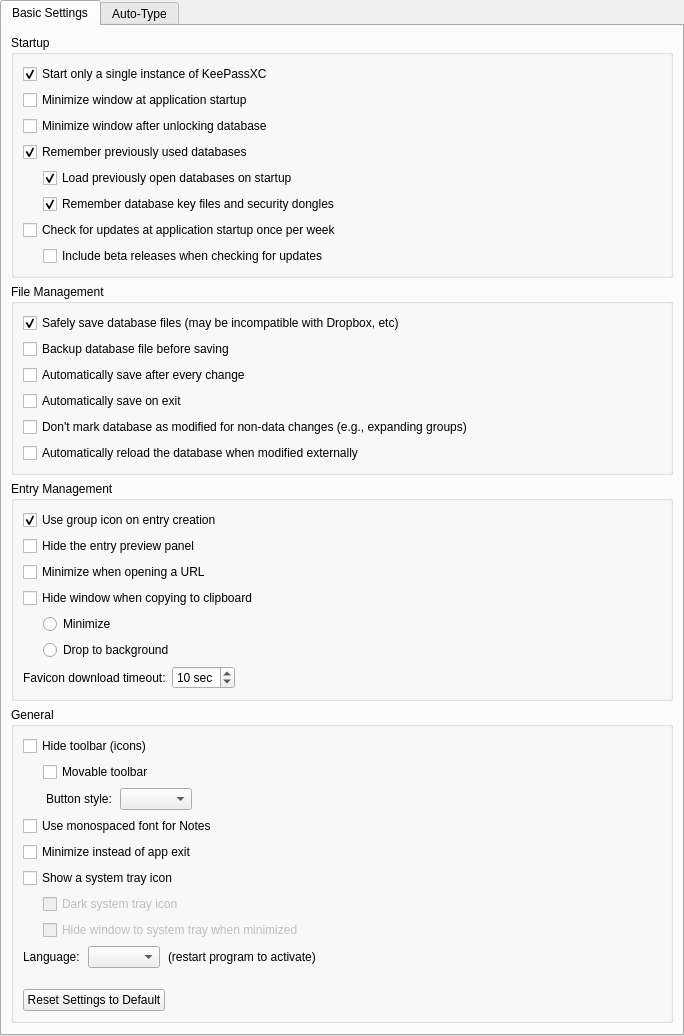
This is src/gui/ApplicationSettingsWidgetGeneral.ui in keepassxreboot/keepassxc as Qt 5 draws it before an edit. The edited form follows.
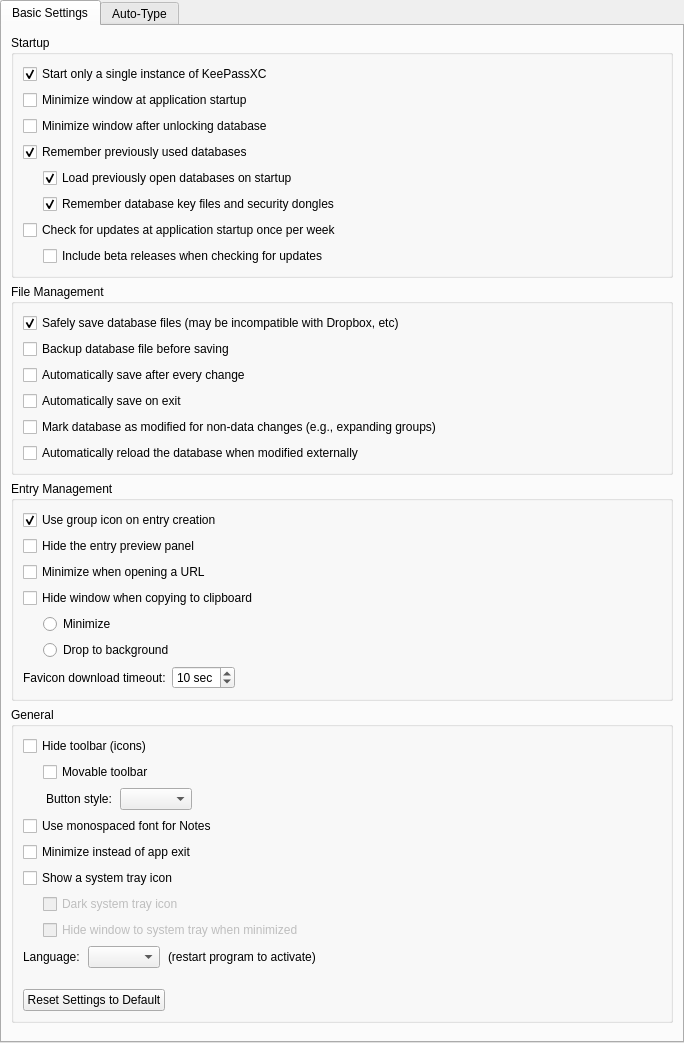
This is the edited form. Custom widgets are drawn as their Qt base class.

```diff
--- a/src/gui/ApplicationSettingsWidgetGeneral.ui
+++ b/src/gui/ApplicationSettingsWidgetGeneral.ui
@@ -7,7 +7,7 @@
     <x>0</x>
     <y>0</y>
     <width>684</width>
-    <height>951</height>
+    <height>1043</height>
    </rect>
   </property>
   <layout class="QVBoxLayout" name="verticalLayout_3">
@@ -225,7 +225,7 @@
           <item>
            <widget class="QCheckBox" name="ignoreGroupExpansionCheckBox">
             <property name="text">
-             <string>Don't mark database as modified for non-data changes (e.g., expanding groups)</string>
+             <string>Mark database as modified for non-data changes (e.g., expanding groups)</string>
             </property>
            </widget>
           </item>
```
Left out of the diff: 2 changed lines with no effect on the pictures.
